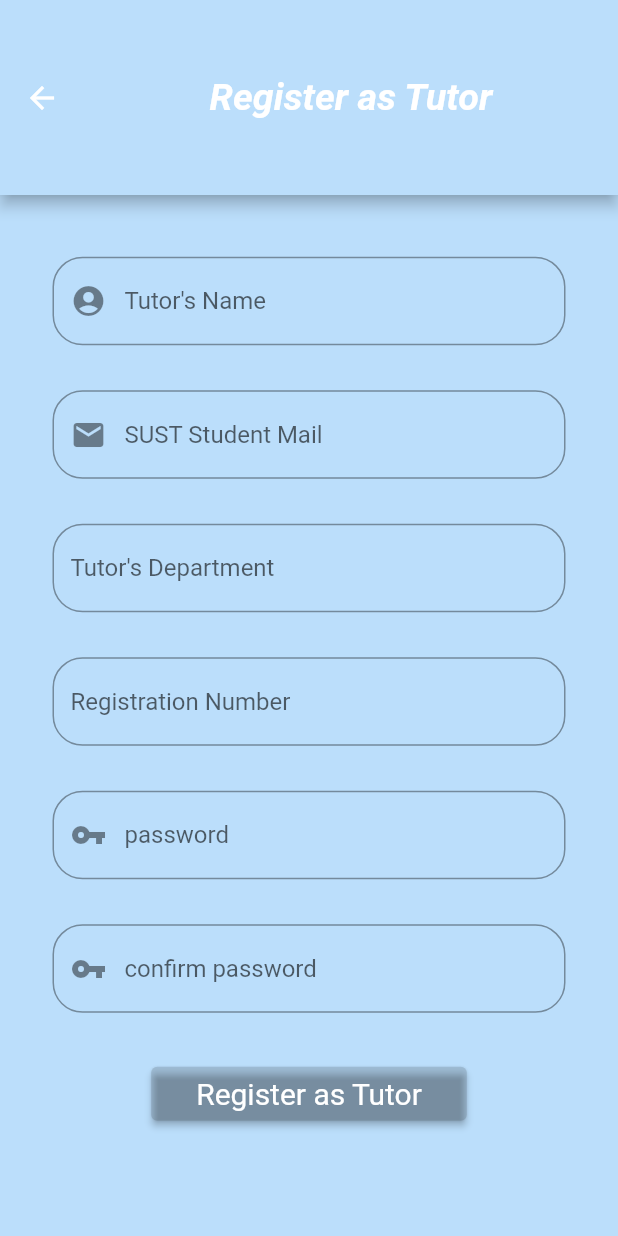
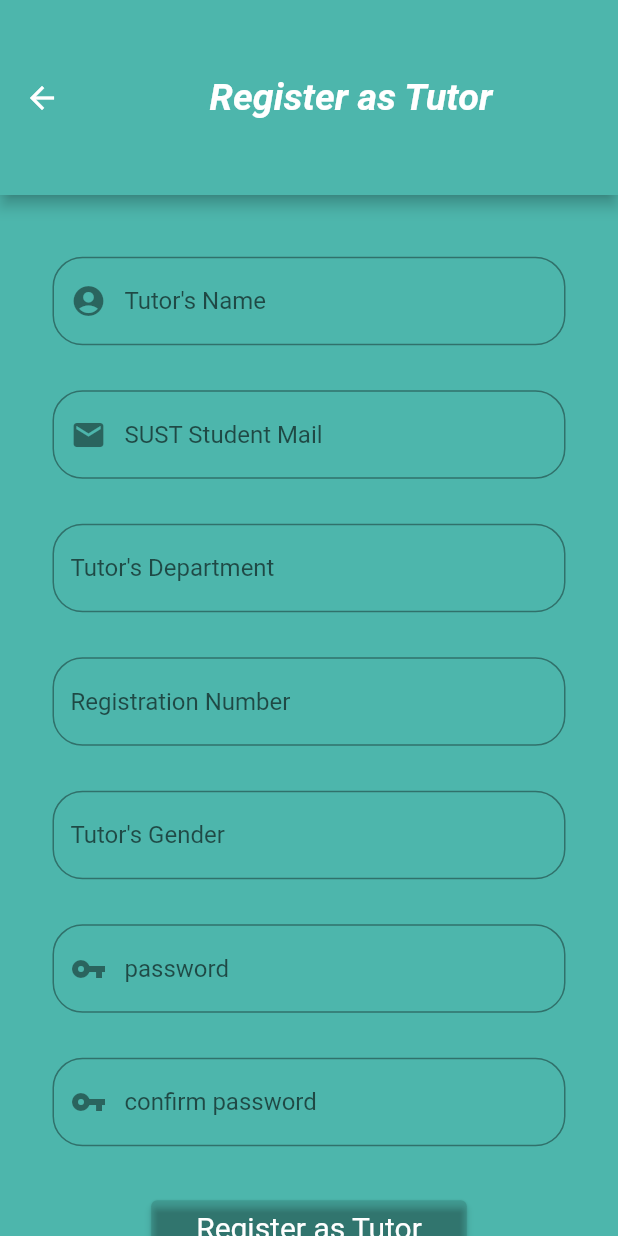
Before and after one commit to cse-250-2018/G22-Tuition-Media, a Flutter app: the screen it shows after launch, after a tap on "Register as Tutor", on a phone screen of 412 x 824 dp. Run offline on Flutter 3.47's test engine with Material 2 defaults, Android fonts, the phone set to English and light mode, and no system bars; our stand-ins replace cloud_firestore, firebase_auth, firebase_core, fluttertoast, shared_preferences; missing offline and left inert: flutter_phone_direct_caller; accounts and stored records are empty.

Commit message:
add initial scene

```diff
--- /dev/null
+++ b/lib/initial_scene.dart
@@ -0,0 +1,147 @@
+import 'package:flutter/material.dart';
+import 'package:fluttertoast/fluttertoast.dart';
+import 'package:tuitionmedia/parent_login.dart';
+import 'package:tuitionmedia/parent_registration.dart';
+import 'package:tuitionmedia/tutor_login.dart';
+import 'package:tuitionmedia/tutor_registration.dart';
+
+class InitialScene extends StatefulWidget {
+  const InitialScene({Key? key}) : super(key: key);
+
+  @override
+  _InitialSceneState createState() => _InitialSceneState();
+}
+
+class _InitialSceneState extends State<InitialScene> {
+  @override
+  Widget build(BuildContext context) {
+    return Scaffold(
+      appBar: AppBar(
+        backgroundColor: Colors.green,
+        title: const Center(
+          child: Text(
+            'Welcome to SUSTian  Media',
+            style: TextStyle(
+              fontSize: 25,
+              fontStyle: FontStyle.italic,
+              fontWeight: FontWeight.bold,
+            ),
+          ),
+        ),
+        toolbarHeight: 150,
+      ),
+        body: Container(
+            decoration: const BoxDecoration(
+                image: DecorationImage(
+              image: AssetImage("assets/leaf.jpg"),
+              fit: BoxFit.cover,
+            )),
+            child: Column(
+              crossAxisAlignment: CrossAxisAlignment.center,
+              mainAxisAlignment: MainAxisAlignment.center,
+              children: [
+                Row(
+                    mainAxisAlignment: MainAxisAlignment.center,
+                    children: <Widget>[
+                      SizedBox(
+                          height: 200,
+                          width: 200,
+                          child: ElevatedButton(
+                            onPressed: () {
+                              Navigator.push(
+                                context,
+                                MaterialPageRoute(
+                                    builder: (context) => const ParentLogin()),
+                              );
+                            },
+                            style: ElevatedButton.styleFrom(
+                              //alignment: Alignment.center,
+                              textStyle: const TextStyle(fontSize: 20),
+                              primary: Colors.black12, //background
+                              onPrimary: Colors.white, //foreground
+
+                              padding:
+                                  const EdgeInsets.symmetric(horizontal: 30),
+                            ),
+                            child: (const Text('Log In as Parent')),
+                          )),
+                      SizedBox(
+                          height: 200,
+                          width: 200,
+                          child: ElevatedButton(
+                            onPressed: () {
+                              Navigator.push(
+                                context,
+                                MaterialPageRoute(
+                                    builder: (context) => const TutorLogin()),
+                              );
+                            },
+                            style: ElevatedButton.styleFrom(
+                              textStyle: const TextStyle(fontSize: 20),
+                              primary: Colors.black12, //background
+                              onPrimary: Colors.white, //foreground
+
+                              padding:
+                                  const EdgeInsets.symmetric(horizontal: 30),
+                            ),
+                            child: (const Text('Log In as Tutor')),
+                          )),
+                    ]
+                    //mainAxisAlignment: MainAxisAlignment.start,
+
+                    ),
+                Row(
+                    mainAxisAlignment: MainAxisAlignment.center,
+                    children: <Widget>[
+                      SizedBox(
+                          height: 200,
+                          width: 200,
+                          child: ElevatedButton(
+                            onPressed: () {
+                              Navigator.push(
+                                context,
+                                MaterialPageRoute(
+                                    builder: (context) =>
+                                        const ParentRegistration()),
+                              );
+                            },
+                            style: ElevatedButton.styleFrom(
+                              textStyle: const TextStyle(fontSize: 20),
+                              primary: Colors.black12, //background
+                              onPrimary: Colors.white, //foreground
+
+                              padding:
+                                  const EdgeInsets.symmetric(horizontal: 30),
+                            ),
+                            child: (const Text('Register as Parent')),
+                          )),
+                      SizedBox(
+                          height: 200,
+                          width: 200,
+                          child: ElevatedButton(
+                            onPressed: () {
+                              Navigator.push(
+                                context,
+                                MaterialPageRoute(
+                                    builder: (context) =>
+                                        const TutorRegistration()),
+                              );
+                            },
+                            style: ElevatedButton.styleFrom(
+                              textStyle: const TextStyle(fontSize: 20),
+                              primary: Colors.black12, //background
+                              onPrimary: Colors.white, //foreground
+
+                              padding:
+                                  const EdgeInsets.symmetric(horizontal: 30),
+                            ),
+                            child: (const Text('Register as Tutor')),
+                          )),
+                    ]
+                    //mainAxisAlignment: MainAxisAlignment.start,
+
+                    ),
+              ],
+            )));
+  }
+}
--- a/lib/main.dart
+++ b/lib/main.dart
@@ -1,6 +1,7 @@
 import 'dart:async';
 import 'package:firebase_core/firebase_core.dart';
 import 'package:flutter/material.dart';
+import 'package:tuitionmedia/initial_scene.dart';
 import 'package:tuitionmedia/parent_login.dart';
 
 // ignore: prefer_const_constructors
@@ -19,7 +20,7 @@ class MyApp extends StatelessWidget {
       debugShowCheckedModeBanner: false,
       home :const SplashScreen(),
       routes:{
-        'ParentLogin': (context)=> const ParentLogin()
+        'initialscene': (context)=> const InitialScene()
       }
     );
   }
@@ -36,7 +37,7 @@ class _SplashScreenState extends State<SplashScreen> {
 
   void startTimer(){
     Timer(const Duration(seconds: 2),(){
-      Navigator.of(context).pushReplacementNamed('ParentLogin');
+      Navigator.of(context).pushReplacementNamed('initialscene');
     });
   }
   @override
--- a/lib/model/tutor_model.dart
+++ b/lib/model/tutor_model.dart
@@ -4,8 +4,9 @@ class TutorModel{
   String? tutorName;
   String? registrationNumber;
   String? dept;
+  String ? gender;
 
-  TutorModel({this.uid2,this.sustMail,this.tutorName,this.registrationNumber,this.dept});
+  TutorModel({this.uid2,this.sustMail,this.tutorName,this.registrationNumber,this.dept,this.gender});
 
   //receiving data from server
   factory TutorModel.fromMap(map){
@@ -15,6 +16,7 @@ class TutorModel{
       tutorName: map['tutorName'],
       dept: map['dept'],
       registrationNumber: map['registrationNumber'],
+      gender: map['gender'],
 
     );
   }
@@ -28,6 +30,7 @@ class TutorModel{
       'tutorName':tutorName,
       'dept':dept,
       'registrationNumber':registrationNumber,
+      'gender': gender,
 
     };
   }
--- a/lib/parent_login.dart
+++ b/lib/parent_login.dart
@@ -28,12 +28,12 @@ class _ParentLoginState extends State<ParentLogin> {
   @override
   Widget build(BuildContext context) {
     return Scaffold(
-      backgroundColor: Colors.blue[100],
+      backgroundColor: Colors.green[300],
       appBar: AppBar(
-        backgroundColor: Colors.blue[100],
+        backgroundColor: Colors.green[300],
         title: const Center(
           child: Text(
-            'Welcome to Tuition Media',
+            'Parent\'s Login',
             style: TextStyle(
               fontSize: 25,
               fontStyle: FontStyle.italic,
@@ -150,72 +150,8 @@ class _ParentLoginState extends State<ParentLogin> {
                         const SizedBox(
                           height: 30,
                         ),
-                        Column(
-                          crossAxisAlignment: CrossAxisAlignment.end,
-                          children: [
-                            GestureDetector(
-                              onTap: () {
-                                Navigator.push(
-                                  context,
-                                  MaterialPageRoute(
-                                      builder: (context) => const TutorLogin()),
-                                );
-                              },
-                              child: const Text(
-                                'Log In as Tutor',
-                                style: TextStyle(
-                                  fontSize: 20,
-                                  fontStyle: FontStyle.italic,
-                                  fontWeight: FontWeight.w500,
-                                ),
-                              ),
-                            ),
-                            const SizedBox(
-                              height: 30,
-                            ),
-                            GestureDetector(
-                              onTap: () {
-                                Navigator.push(
-                                  context,
-                                  MaterialPageRoute(
-                                      builder: (context) =>
-                                          const ParentRegistration()),
-                                );
-                              },
-                              child: const Align(
-                                alignment: Alignment.bottomRight,
-                                child: Text(
-                                  'Register as Parent',
-                                  style: TextStyle(
-                                    fontSize: 20,
-                                    fontStyle: FontStyle.italic,
-                                    fontWeight: FontWeight.w500,
-                                  ),
-                                ),
-                              ),
-                            ),
-                            const SizedBox(
-                              height: 30,
-                            ),
-                            GestureDetector(
-                              onTap: () {
-                                Navigator.push(
-                                  context,
-                                  MaterialPageRoute(
-                                      builder: (context) =>
-                                          const TutorRegistration()),
-                                );
-                              },
-                              child: const Text(
-                                'Register as Tutor',
-                                style: TextStyle(
-                                    fontSize: 20,
-                                    fontStyle: FontStyle.italic,
-                                    fontWeight: FontWeight.w500),
-                              ),
-                            ),
-                          ],
-                        ),
+
+
                       ],
                     )),
               )
--- a/lib/parent_registration.dart
+++ b/lib/parent_registration.dart
@@ -32,9 +32,9 @@ class _ParentRegistrationState extends State<ParentRegistration> {
   @override
   Widget build(BuildContext context) {
     return Scaffold(
-      backgroundColor: Colors.blue[100],
+      backgroundColor: Colors.green[300],
       appBar: AppBar(
-        backgroundColor: Colors.blue[100],
+        backgroundColor: Colors.green[300],
         title: const Center(
           child: Text(
             'Register as Parent',
@@ -55,7 +55,7 @@ class _ParentRegistrationState extends State<ParentRegistration> {
               Center(
                 child: Container(
                     padding: EdgeInsets.only(
-                        top: MediaQuery.of(context).size.height * 0.1,
+                        top: MediaQuery.of(context).size.height * 0.05,
                         right: 35,
                         left: 35),
                     child: Column(
@@ -261,6 +261,9 @@ class _ParentRegistrationState extends State<ParentRegistration> {
                             )
                           ],
                         ),
+                        const SizedBox(
+                          height: 30,
+                        ),
                       ],
                     )),
               )
--- a/lib/tutor_login.dart
+++ b/lib/tutor_login.dart
@@ -1,6 +1,8 @@
 import 'package:firebase_auth/firebase_auth.dart';
 import 'package:flutter/material.dart';
 import 'package:fluttertoast/fluttertoast.dart';
+import 'package:shared_preferences/shared_preferences.dart';
+
 import 'package:tuitionmedia/tutors_profile.dart';
 import 'package:fluttertoast/fluttertoast.dart';
 
@@ -22,9 +24,9 @@ class _TutorLoginState extends State<TutorLogin> {
   @override
   Widget build(BuildContext context) {
     return Scaffold(
-      backgroundColor: Colors.blue[100],
+      backgroundColor: Colors.teal[300],
       appBar: AppBar(
-        backgroundColor: Colors.blue[100],
+        backgroundColor: Colors.teal[300],
         title: const Center(
           child: Text(
             'Login as Tutor',
@@ -118,8 +120,10 @@ class _TutorLoginState extends State<TutorLogin> {
                           mainAxisAlignment: MainAxisAlignment.center,
                           children: [
                             ElevatedButton(
-                              onPressed: () {
+                              onPressed: () async {
+                                SharedPreferences pref= await SharedPreferences.getInstance();
                                 Fluttertoast.showToast(
+
                                     msg: "Wait for a While",
                                     toastLength: Toast.LENGTH_LONG,
                                     gravity: ToastGravity.CENTER,
@@ -127,14 +131,15 @@ class _TutorLoginState extends State<TutorLogin> {
                                     backgroundColor: Colors.green[400],
                                     textColor: Colors.white,
                                     fontSize: 16.0);
+                                    pref.setString("email", sustmailControllerlogin.text);
                                 signIn2(sustmailControllerlogin.text,
                                     passwordControllertutor.text);
+
                               },
                               style: ElevatedButton.styleFrom(
                                 textStyle: const TextStyle(fontSize: 20),
                                 primary: Colors.black12, //background
                                 onPrimary: Colors.white, //foreground
-
                                 padding:
                                     const EdgeInsets.symmetric(horizontal: 30),
                               ),
--- a/lib/tutor_registration.dart
+++ b/lib/tutor_registration.dart
@@ -24,13 +24,14 @@ class _TutorRegistrationState extends State<TutorRegistration> {
   final registrationNoController = TextEditingController();
   final tutorPasswordController = TextEditingController();
   final tutorConfirmpasswordController = TextEditingController();
+  final genderController = TextEditingController();
 
   @override
   Widget build(BuildContext context) {
     return Scaffold(
-      backgroundColor: Colors.blue[100],
+      backgroundColor: Colors.teal[300],
       appBar: AppBar(
-        backgroundColor: Colors.blue[100],
+        backgroundColor: Colors.teal[300],
         title: const Center(
           child: Text(
             'Register as Tutor',
@@ -143,6 +144,24 @@ class _TutorRegistrationState extends State<TutorRegistration> {
                           },
                           decoration: const InputDecoration(
                             hintText: 'Registration Number',
+                            border: OutlineInputBorder(
+                              borderRadius:
+                                  BorderRadius.all(Radius.circular(20.0)),
+                            ),
+                          ),
+                        ),
+                        const SizedBox(
+                          height: 30,
+                        ),
+                         TextFormField(
+                          controller: genderController,
+                          keyboardType: TextInputType.name,
+                          validator: (value) {},
+                          onSaved: (value) {
+                            deptController.text = value!;
+                          },
+                          decoration: const InputDecoration(
+                            hintText: 'Tutor\'s Gender',
                             border: OutlineInputBorder(
                               borderRadius:
                                   BorderRadius.all(Radius.circular(20.0)),
@@ -282,6 +301,7 @@ class _TutorRegistrationState extends State<TutorRegistration> {
     tutorModel.tutorName = tutorNameController.text;
     tutorModel.dept = deptController.text;
     tutorModel.registrationNumber = registrationNoController.text;
+    tutorModel.gender=genderController.text;
 
     await firebaseFirestore
         .collection("tutors")
--- a/lib/tutors_profile.dart
+++ b/lib/tutors_profile.dart
@@ -1,6 +1,10 @@
 import 'package:flutter/material.dart';
+import 'package:shared_preferences/shared_preferences.dart';
+import 'package:flutter_phone_direct_caller/flutter_phone_direct_caller.dart';
+
+
 class TutorsProfile extends StatefulWidget {
-  const TutorsProfile({ Key? key }) : super(key: key);
+  const TutorsProfile({Key? key}) : super(key: key);
 
   @override
   _TutorsProfileState createState() => _TutorsProfileState();
@@ -25,6 +29,21 @@ class _TutorsProfileState extends State<TutorsProfile> {
         ),
         toolbarHeight: 150,
       ),
+      body: (ElevatedButton(
+        onPressed: () async{
+          //call feature
+          const number = '01750829140'; //set the number here
+         bool? res = await FlutterPhoneDirectCaller.callNumber(number);
+        },
+        style: ElevatedButton.styleFrom(
+          textStyle: const TextStyle(fontSize: 20),
+          primary: Colors.black12, //background
+          onPrimary: Colors.white, //foreground
+
+          padding: const EdgeInsets.symmetric(horizontal: 30),
+        ),
+        child: (const Text('call')),
+      )),
     );
   }
 }
--- a/pubspec.yaml
+++ b/pubspec.yaml
@@ -33,6 +33,8 @@ dependencies:
   firebase_auth: ^3.2.0
   firebase_core: ^1.10.0
   fluttertoast: ^8.0.8
+  shared_preferences: ^2.0.6
+  flutter_phone_direct_caller: ^2.1.0
   flutter:
     sdk: flutter
 
```
Also changed, not shown: assets/leaf.jpg (added), pubspec.lock.
